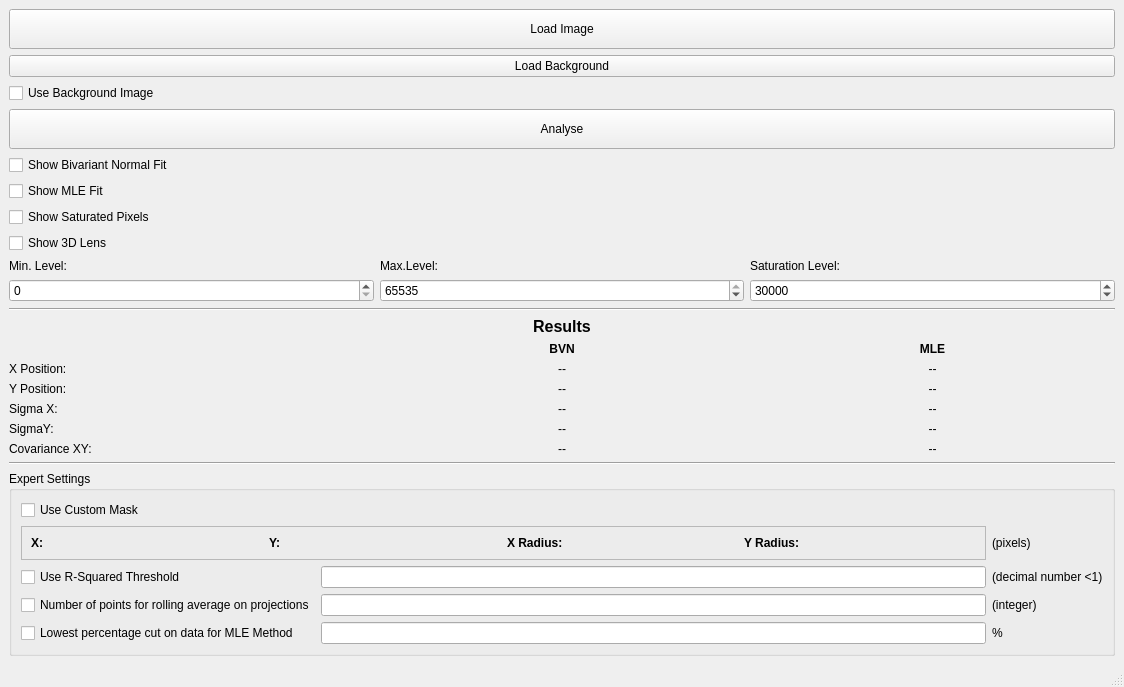
First picture: the form in Apps/BYScIT/v2/view/view.ui, repository VELA-CLARA-software/Software, before the edit.
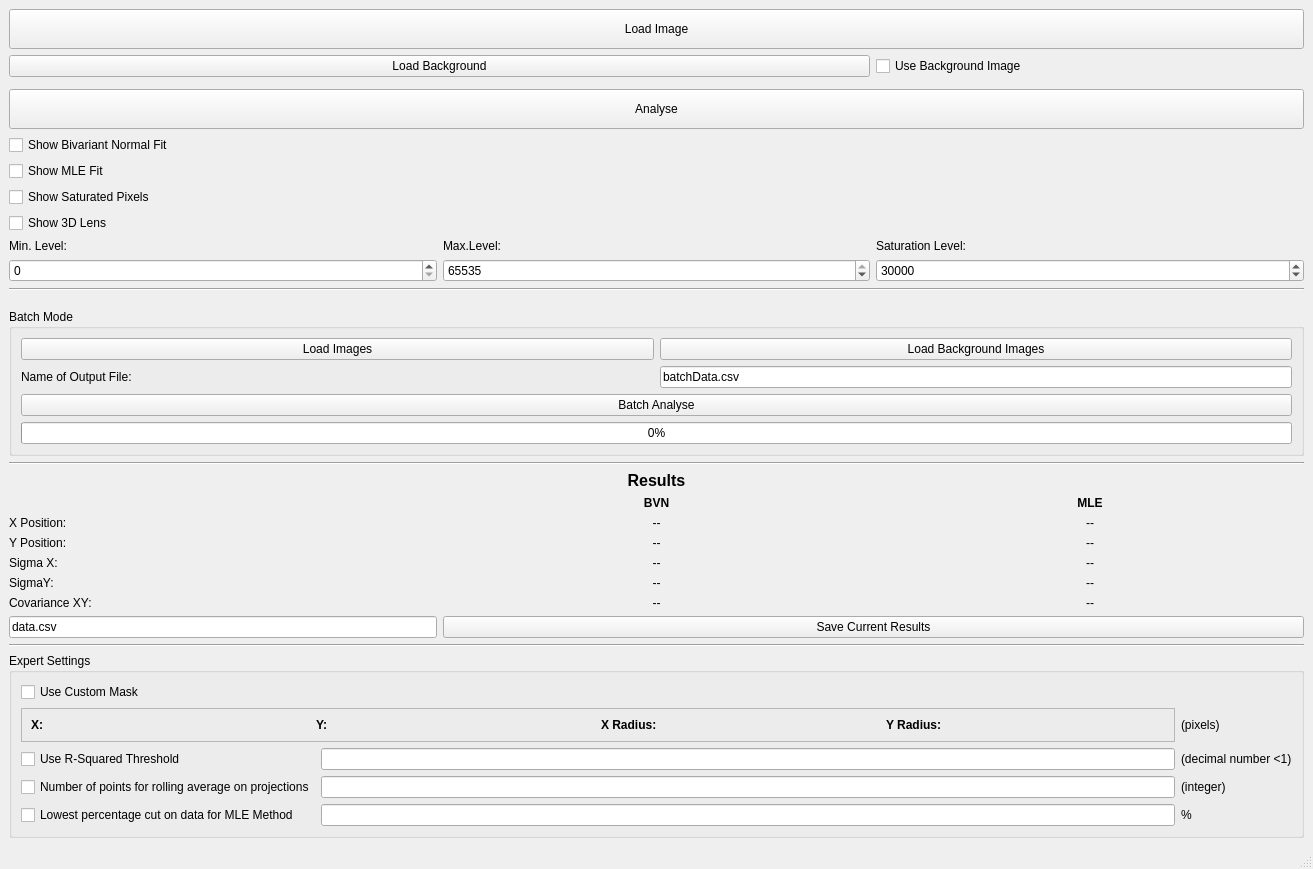
Second picture: the form after the edit. Icons and pictures are not drawn.

Commit message: Tweaks and Bug fixes to do with batch files

```diff
--- a/Apps/BYScIT/v2/view/view.ui
+++ b/Apps/BYScIT/v2/view/view.ui
@@ -6,8 +6,8 @@
    <rect>
     <x>0</x>
     <y>0</y>
-    <width>1124</width>
-    <height>657</height>
+    <width>1313</width>
+    <height>835</height>
    </rect>
   </property>
   <property name="sizePolicy">
@@ -28,169 +28,57 @@
   </property>
   <widget class="QWidget" name="centralwidget">
    <layout class="QGridLayout" name="gridLayout">
-    <item row="19" column="0" colspan="3">
-     <widget class="QGroupBox" name="groupBox">
-      <property name="title">
-       <string>Expert Settings</string>
+    <item row="9" column="1">
+     <widget class="QSpinBox" name="spinBox_max">
+      <property name="maximum">
+       <number>65535</number>
       </property>
-      <layout class="QGridLayout" name="gridLayout_2">
-       <item row="0" column="0">
-        <widget class="QCheckBox" name="checkBox_useCustomMask">
-         <property name="text">
-          <string>Use Custom Mask</string>
-         </property>
-        </widget>
-       </item>
-       <item row="5" column="2">
-        <widget class="QLineEdit" name="lineEdit_lowestPixelValue"/>
-       </item>
-       <item row="5" column="3">
-        <widget class="QLabel" name="label_7">
-         <property name="text">
-          <string>%</string>
-         </property>
-        </widget>
-       </item>
-       <item row="5" column="0">
-        <widget class="QCheckBox" name="checkBox_lowestPixValue">
-         <property name="text">
-          <string>Lowest percentage cut on data for MLE Method</string>
-         </property>
-        </widget>
-       </item>
-       <item row="4" column="3">
-        <widget class="QLabel" name="label_8">
-         <property name="text">
-          <string>(integer)</string>
-         </property>
-        </widget>
-       </item>
-       <item row="4" column="2">
-        <widget class="QLineEdit" name="lineEdit_rollingAverage"/>
-       </item>
-       <item row="4" column="0" colspan="2">
-        <widget class="QCheckBox" name="checkBox_rollingAverage">
-         <property name="text">
-          <string>Number of points for rolling average on projections</string>
-         </property>
-        </widget>
-       </item>
-       <item row="3" column="3">
-        <widget class="QLabel" name="label_9">
-         <property name="text">
-          <string>(decimal number &lt;1)</string>
-         </property>
-        </widget>
-       </item>
-       <item row="3" column="2">
-        <widget class="QLineEdit" name="lineEdit_rSquared"/>
-       </item>
-       <item row="3" column="0">
-        <widget class="QCheckBox" name="checkBox_rSquared">
-         <property name="text">
-          <string>Use R-Squared Threshold</string>
-         </property>
-        </widget>
-       </item>
-       <item row="1" column="3">
-        <widget class="QLabel" name="label_10">
-         <property name="text">
-          <string>(pixels)</string>
-         </property>
-        </widget>
-       </item>
-       <item row="1" column="0" colspan="3">
-        <widget class="QFrame" name="frame">
-         <property name="frameShape">
-          <enum>QFrame::StyledPanel</enum>
-         </property>
-         <property name="frameShadow">
-          <enum>QFrame::Raised</enum>
-         </property>
-         <layout class="QGridLayout" name="gridLayout_3">
-          <item row="0" column="2">
-           <widget class="QLabel" name="label_customRX">
-            <property name="sizePolicy">
-             <sizepolicy hsizetype="Preferred" vsizetype="Preferred">
-              <horstretch>0</horstretch>
-              <verstretch>0</verstretch>
-             </sizepolicy>
-            </property>
-            <property name="font">
-             <font>
-              <weight>75</weight>
-              <bold>true</bold>
-             </font>
-            </property>
-            <property name="text">
-             <string>X Radius:</string>
-            </property>
-           </widget>
-          </item>
-          <item row="0" column="1">
-           <widget class="QLabel" name="label_customY">
-            <property name="sizePolicy">
-             <sizepolicy hsizetype="Preferred" vsizetype="Preferred">
-              <horstretch>0</horstretch>
-              <verstretch>0</verstretch>
-             </sizepolicy>
-            </property>
-            <property name="font">
-             <font>
-              <weight>75</weight>
-              <bold>true</bold>
-             </font>
-            </property>
-            <property name="text">
-             <string>Y:</string>
-            </property>
-           </widget>
-          </item>
-          <item row="0" column="0">
-           <widget class="QLabel" name="label_customX">
-            <property name="sizePolicy">
-             <sizepolicy hsizetype="Preferred" vsizetype="Preferred">
-              <horstretch>0</horstretch>
-              <verstretch>0</verstretch>
-             </sizepolicy>
-            </property>
-            <property name="font">
-             <font>
-              <weight>75</weight>
-              <bold>true</bold>
-             </font>
-            </property>
-            <property name="text">
-             <string>X:</string>
-            </property>
-           </widget>
-          </item>
-          <item row="0" column="3">
-           <widget class="QLabel" name="label_customRY">
-            <property name="sizePolicy">
-             <sizepolicy hsizetype="Preferred" vsizetype="Preferred">
-              <horstretch>0</horstretch>
-              <verstretch>0</verstretch>
-             </sizepolicy>
-            </property>
-            <property name="font">
-             <font>
-              <weight>75</weight>
-              <bold>true</bold>
-             </font>
-            </property>
-            <property name="text">
-             <string>Y Radius:</string>
-            </property>
-           </widget>
-          </item>
-         </layout>
-        </widget>
-       </item>
-      </layout>
+      <property name="value">
+       <number>65535</number>
+      </property>
      </widget>
     </item>
-    <item row="17" column="1">
+    <item row="5" column="0">
+     <widget class="QCheckBox" name="checkBox_showMLEFit">
+      <property name="text">
+       <string>Show MLE Fit</string>
+      </property>
+     </widget>
+    </item>
+    <item row="8" column="0">
+     <widget class="QLabel" name="label">
+      <property name="sizePolicy">
+       <sizepolicy hsizetype="Preferred" vsizetype="Fixed">
+        <horstretch>0</horstretch>
+        <verstretch>0</verstretch>
+       </sizepolicy>
+      </property>
+      <property name="text">
+       <string>Min. Level:</string>
+      </property>
+     </widget>
+    </item>
+    <item row="14" column="0" colspan="3">
+     <widget class="Line" name="line_2">
+      <property name="sizePolicy">
+       <sizepolicy hsizetype="Minimum" vsizetype="MinimumExpanding">
+        <horstretch>0</horstretch>
+        <verstretch>0</verstretch>
+       </sizepolicy>
+      </property>
+      <property name="orientation">
+       <enum>Qt::Horizontal</enum>
+      </property>
+     </widget>
+    </item>
+    <item row="9" column="0">
+     <widget class="QSpinBox" name="spinBox_min">
+      <property name="maximum">
+       <number>65535</number>
+      </property>
+     </widget>
+    </item>
+    <item row="21" column="1">
      <widget class="QLabel" name="label_cxyBVN">
       <property name="text">
        <string>--</string>
@@ -200,14 +88,14 @@
       </property>
      </widget>
     </item>
-    <item row="17" column="0">
+    <item row="21" column="0">
      <widget class="QLabel" name="label_20">
       <property name="text">
        <string>Covariance XY:</string>
       </property>
      </widget>
     </item>
-    <item row="16" column="2">
+    <item row="20" column="2">
      <widget class="QLabel" name="label_syMLE">
       <property name="text">
        <string>--</string>
@@ -217,7 +105,7 @@
       </property>
      </widget>
     </item>
-    <item row="16" column="1">
+    <item row="20" column="1">
      <widget class="QLabel" name="label_syBVN">
       <property name="text">
        <string>--</string>
@@ -227,14 +115,14 @@
       </property>
      </widget>
     </item>
-    <item row="16" column="0">
+    <item row="20" column="0">
      <widget class="QLabel" name="label_19">
       <property name="text">
        <string>SigmaY:</string>
       </property>
      </widget>
     </item>
-    <item row="15" column="2">
+    <item row="19" column="2">
      <widget class="QLabel" name="label_sxMLE">
       <property name="text">
        <string>--</string>
@@ -244,14 +132,14 @@
       </property>
      </widget>
     </item>
-    <item row="14" column="0">
+    <item row="18" column="0">
      <widget class="QLabel" name="label_17">
       <property name="text">
        <string>Y Position:</string>
       </property>
      </widget>
     </item>
-    <item row="13" column="1">
+    <item row="17" column="1">
      <widget class="QLabel" name="label_xBVN">
       <property name="text">
        <string>--</string>
@@ -261,7 +149,7 @@
       </property>
      </widget>
     </item>
-    <item row="13" column="2">
+    <item row="17" column="2">
      <widget class="QLabel" name="label_xMLE">
       <property name="text">
        <string>--</string>
@@ -271,21 +159,21 @@
       </property>
      </widget>
     </item>
-    <item row="13" column="0">
+    <item row="17" column="0">
      <widget class="QLabel" name="label_16">
       <property name="text">
        <string>X Position:</string>
       </property>
      </widget>
     </item>
-    <item row="15" column="0">
+    <item row="19" column="0">
      <widget class="QLabel" name="label_18">
       <property name="text">
        <string>Sigma X:</string>
       </property>
      </widget>
     </item>
-    <item row="17" column="2">
+    <item row="21" column="2">
      <widget class="QLabel" name="label_cxyMLE">
       <property name="text">
        <string>--</string>
@@ -295,14 +183,14 @@
       </property>
      </widget>
     </item>
-    <item row="18" column="0" colspan="3">
+    <item row="23" column="0" colspan="3">
      <widget class="Line" name="line">
       <property name="orientation">
        <enum>Qt::Horizontal</enum>
       </property>
      </widget>
     </item>
-    <item row="14" column="1">
+    <item row="18" column="1">
      <widget class="QLabel" name="label_yBVN">
       <property name="text">
        <string>--</string>
@@ -312,7 +200,7 @@
       </property>
      </widget>
     </item>
-    <item row="12" column="2">
+    <item row="16" column="2">
      <widget class="QLabel" name="label_5">
       <property name="font">
        <font>
@@ -328,7 +216,7 @@
       </property>
      </widget>
     </item>
-    <item row="14" column="2">
+    <item row="18" column="2">
      <widget class="QLabel" name="label_yMLE">
       <property name="text">
        <string>--</string>
@@ -338,7 +226,7 @@
       </property>
      </widget>
     </item>
-    <item row="15" column="1">
+    <item row="19" column="1">
      <widget class="QLabel" name="label_sxBVN">
       <property name="text">
        <string>--</string>
@@ -355,56 +243,6 @@
       </property>
      </widget>
     </item>
-    <item row="9" column="0">
-     <widget class="QSpinBox" name="spinBox_min">
-      <property name="maximum">
-       <number>65535</number>
-      </property>
-     </widget>
-    </item>
-    <item row="10" column="0" colspan="3">
-     <widget class="Line" name="line_2">
-      <property name="sizePolicy">
-       <sizepolicy hsizetype="Minimum" vsizetype="MinimumExpanding">
-        <horstretch>0</horstretch>
-        <verstretch>0</verstretch>
-       </sizepolicy>
-      </property>
-      <property name="orientation">
-       <enum>Qt::Horizontal</enum>
-      </property>
-     </widget>
-    </item>
-    <item row="8" column="0">
-     <widget class="QLabel" name="label">
-      <property name="sizePolicy">
-       <sizepolicy hsizetype="Preferred" vsizetype="Fixed">
-        <horstretch>0</horstretch>
-        <verstretch>0</verstretch>
-       </sizepolicy>
-      </property>
-      <property name="text">
-       <string>Min. Level:</string>
-      </property>
-     </widget>
-    </item>
-    <item row="5" column="0">
-     <widget class="QCheckBox" name="checkBox_showMLEFit">
-      <property name="text">
-       <string>Show MLE Fit</string>
-      </property>
-     </widget>
-    </item>
-    <item row="9" column="1">
-     <widget class="QSpinBox" name="spinBox_max">
-      <property name="maximum">
-       <number>65535</number>
-      </property>
-      <property name="value">
-       <number>65535</number>
-      </property>
-     </widget>
-    </item>
     <item row="3" column="0" colspan="3">
      <widget class="QPushButton" name="pushButton_analyse">
       <property name="sizePolicy">
@@ -422,6 +260,15 @@
       <property name="text">
        <string>Analyse</string>
       </property>
+      <property name="checkable">
+       <bool>false</bool>
+      </property>
+      <property name="checked">
+       <bool>false</bool>
+      </property>
+      <property name="autoExclusive">
+       <bool>false</bool>
+      </property>
      </widget>
     </item>
     <item row="8" column="1">
@@ -437,13 +284,6 @@
       </property>
      </widget>
     </item>
-    <item row="2" column="0">
-     <widget class="QCheckBox" name="checkBox_useBackground">
-      <property name="text">
-       <string>Use Background Image</string>
-      </property>
-     </widget>
-    </item>
     <item row="0" column="0" colspan="3">
      <widget class="QPushButton" name="pushButton_loadImage">
       <property name="sizePolicy">
@@ -480,7 +320,7 @@
       </property>
      </widget>
     </item>
-    <item row="12" column="1">
+    <item row="16" column="1">
      <widget class="QLabel" name="label_4">
       <property name="font">
        <font>
@@ -496,7 +336,7 @@
       </property>
      </widget>
     </item>
-    <item row="11" column="0" colspan="3">
+    <item row="15" column="0" colspan="3">
      <widget class="QLabel" name="label_3">
       <property name="font">
        <font>
@@ -527,15 +367,271 @@
       </property>
      </widget>
     </item>
-    <item row="1" column="0" colspan="3">
+    <item row="0" column="3" rowspan="25">
+     <layout class="QGridLayout" name="gridLayout_4"/>
+    </item>
+    <item row="10" column="0" colspan="3">
+     <widget class="Line" name="line_4">
+      <property name="orientation">
+       <enum>Qt::Horizontal</enum>
+      </property>
+     </widget>
+    </item>
+    <item row="13" column="0" colspan="3">
+     <widget class="QGroupBox" name="groupBox_2">
+      <property name="title">
+       <string>Batch Mode</string>
+      </property>
+      <layout class="QGridLayout" name="gridLayout_5">
+       <item row="0" column="0">
+        <widget class="QPushButton" name="pushButton_loadImagesBatch">
+         <property name="text">
+          <string>Load Images</string>
+         </property>
+         <property name="checkable">
+          <bool>false</bool>
+         </property>
+        </widget>
+       </item>
+       <item row="2" column="0">
+        <widget class="QLabel" name="label_11">
+         <property name="text">
+          <string>Name of Output File:</string>
+         </property>
+        </widget>
+       </item>
+       <item row="4" column="0" colspan="2">
+        <widget class="QProgressBar" name="progressBar_batchMode">
+         <property name="value">
+          <number>0</number>
+         </property>
+        </widget>
+       </item>
+       <item row="2" column="1">
+        <widget class="QLineEdit" name="lineEdit_dataFileNameBatch">
+         <property name="sizePolicy">
+          <sizepolicy hsizetype="Minimum" vsizetype="Fixed">
+           <horstretch>0</horstretch>
+           <verstretch>0</verstretch>
+          </sizepolicy>
+         </property>
+         <property name="text">
+          <string>batchData.csv</string>
+         </property>
+        </widget>
+       </item>
+       <item row="0" column="1">
+        <widget class="QPushButton" name="pushButton_loadBkgrndImagesBatch">
+         <property name="text">
+          <string>Load Background Images</string>
+         </property>
+        </widget>
+       </item>
+       <item row="3" column="0" colspan="2">
+        <widget class="QPushButton" name="pushButton_analyseBatch">
+         <property name="text">
+          <string>Batch Analyse</string>
+         </property>
+        </widget>
+       </item>
+      </layout>
+     </widget>
+    </item>
+    <item row="22" column="1" colspan="2">
+     <widget class="QPushButton" name="pushButton_saveCurrentData">
+      <property name="text">
+       <string>Save Current Results</string>
+      </property>
+     </widget>
+    </item>
+    <item row="22" column="0">
+     <widget class="QLineEdit" name="lineEdit_dataFileName">
+      <property name="sizePolicy">
+       <sizepolicy hsizetype="Minimum" vsizetype="Fixed">
+        <horstretch>0</horstretch>
+        <verstretch>0</verstretch>
+       </sizepolicy>
+      </property>
+      <property name="text">
+       <string>data.csv</string>
+      </property>
+     </widget>
+    </item>
+    <item row="24" column="0" colspan="3">
+     <widget class="QGroupBox" name="groupBox">
+      <property name="title">
+       <string>Expert Settings</string>
+      </property>
+      <layout class="QGridLayout" name="gridLayout_2">
+       <item row="0" column="0">
+        <widget class="QCheckBox" name="checkBox_useCustomMask">
+         <property name="text">
+          <string>Use Custom Mask</string>
+         </property>
+        </widget>
+       </item>
+       <item row="5" column="2">
+        <widget class="QLineEdit" name="lineEdit_lowestPixelValue"/>
+       </item>
+       <item row="5" column="3">
+        <widget class="QLabel" name="label_7">
+         <property name="text">
+          <string>%</string>
+         </property>
+        </widget>
+       </item>
+       <item row="5" column="0">
+        <widget class="QCheckBox" name="checkBox_lowestPixValue">
+         <property name="text">
+          <string>Lowest percentage cut on data for MLE Method</string>
+         </property>
+        </widget>
+       </item>
+       <item row="4" column="3">
+        <widget class="QLabel" name="label_8">
+         <property name="text">
+          <string>(integer)</string>
+         </property>
+        </widget>
+       </item>
+       <item row="4" column="2">
+        <widget class="QLineEdit" name="lineEdit_rollingAverage"/>
+       </item>
+       <item row="4" column="0" colspan="2">
+        <widget class="QCheckBox" name="checkBox_rollingAverage">
+         <property name="text">
+          <string>Number of points for rolling average on projections</string>
+         </property>
+        </widget>
+       </item>
+       <item row="3" column="3">
+        <widget class="QLabel" name="label_9">
+         <property name="text">
+          <string>(decimal number &lt;1)</string>
+         </property>
+        </widget>
+       </item>
+       <item row="3" column="2">
+        <widget class="QLineEdit" name="lineEdit_rSquared"/>
+       </item>
+       <item row="3" column="0">
+        <widget class="QCheckBox" name="checkBox_rSquared">
+         <property name="text">
+          <string>Use R-Squared Threshold</string>
+         </property>
+        </widget>
+       </item>
+       <item row="1" column="3">
+        <widget class="QLabel" name="label_10">
+         <property name="text">
+          <string>(pixels)</string>
+         </property>
+        </widget>
+       </item>
+       <item row="1" column="0" colspan="3">
+        <widget class="QFrame" name="frame">
+         <property name="frameShape">
+          <enum>QFrame::StyledPanel</enum>
+         </property>
+         <property name="frameShadow">
+          <enum>QFrame::Raised</enum>
+         </property>
+         <layout class="QGridLayout" name="gridLayout_3">
+          <item row="0" column="2">
+           <widget class="QLabel" name="label_customRX">
+            <property name="sizePolicy">
+             <sizepolicy hsizetype="Preferred" vsizetype="Preferred">
+              <horstretch>0</horstretch>
+              <verstretch>0</verstretch>
+             </sizepolicy>
+            </property>
+            <property name="font">
+             <font>
+              <weight>75</weight>
+              <bold>true</bold>
+             </font>
+            </property>
+            <property name="text">
+             <string>X Radius:</string>
+            </property>
+           </widget>
+          </item>
+          <item row="0" column="1">
+           <widget class="QLabel" name="label_customY">
+            <property name="sizePolicy">
+             <sizepolicy hsizetype="Preferred" vsizetype="Preferred">
+              <horstretch>0</horstretch>
+              <verstretch>0</verstretch>
+             </sizepolicy>
+            </property>
+            <property name="font">
+             <font>
+              <weight>75</weight>
+              <bold>true</bold>
+             </font>
+            </property>
+            <property name="text">
+             <string>Y:</string>
+            </property>
+           </widget>
+          </item>
+          <item row="0" column="0">
+           <widget class="QLabel" name="label_customX">
+            <property name="sizePolicy">
+             <sizepolicy hsizetype="Preferred" vsizetype="Preferred">
+              <horstretch>0</horstretch>
+              <verstretch>0</verstretch>
+             </sizepolicy>
+            </property>
+            <property name="font">
+             <font>
+              <weight>75</weight>
+              <bold>true</bold>
+             </font>
+            </property>
+            <property name="text">
+             <string>X:</string>
+            </property>
+           </widget>
+          </item>
+          <item row="0" column="3">
+           <widget class="QLabel" name="label_customRY">
+            <property name="sizePolicy">
+             <sizepolicy hsizetype="Preferred" vsizetype="Preferred">
+              <horstretch>0</horstretch>
+              <verstretch>0</verstretch>
+             </sizepolicy>
+            </property>
+            <property name="font">
+             <font>
+              <weight>75</weight>
+              <bold>true</bold>
+             </font>
+            </property>
+            <property name="text">
+             <string>Y Radius:</string>
+            </property>
+           </widget>
+          </item>
+         </layout>
+        </widget>
+       </item>
+      </layout>
+     </widget>
+    </item>
+    <item row="1" column="0" colspan="2">
      <widget class="QPushButton" name="pushButton_loadBkgrnd">
       <property name="text">
        <string>Load Background</string>
       </property>
      </widget>
     </item>
-    <item row="0" column="3" rowspan="20">
-     <layout class="QGridLayout" name="gridLayout_4"/>
+    <item row="1" column="2">
+     <widget class="QCheckBox" name="checkBox_useBackground">
+      <property name="text">
+       <string>Use Background Image</string>
+      </property>
+     </widget>
     </item>
    </layout>
   </widget>
```
The commit also changes 3 other files.
